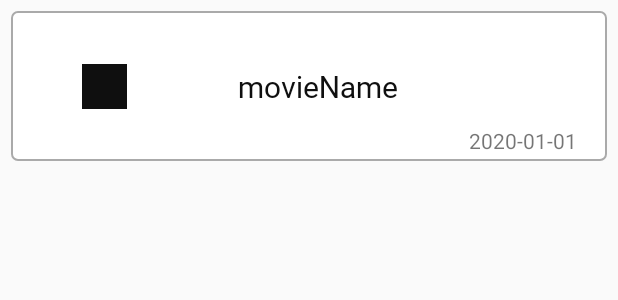
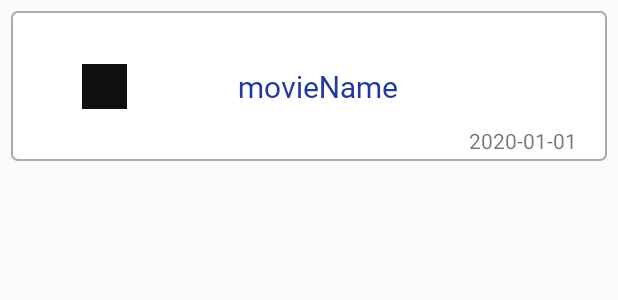
Before and after one commit to Jamong435/Dateapplication, an Android app: the layout recyclerview_item.xml on its own in the app's theme, with its tools: preview values and no code run, on a phone screen of 412 x 824 dp. Shown: the top 300 px of the screen. Run offline under Robolectric (Android 15) with nearby library versions, the phone set to English and light mode, and no system bars; network calls fail.

```diff
--- a/app/src/main/java/com/kim9212/dateapplication/MovieAdapter.java
+++ b/app/src/main/java/com/kim9212/dateapplication/MovieAdapter.java
@@ -54,7 +54,7 @@ public class MovieAdapter extends RecyclerView.Adapter<MovieAdapter.MyViewHolder
             //"rank", "movieNm", "openDt"은 Json파일에 저장되어 있던 key값
             tvRank.setText(item.get("rank").toString());
             tvMovieNm.setText(item.get("movieNm").toString());
-            tvOpenDt.setText(item.get("openDt").toString());
+            tvOpenDt.setText("누적매출:"+item.get("salesAmt").toString()+"원");
 
 
         }
--- a/app/src/main/res/layout/activity_time.xml
+++ b/app/src/main/res/layout/activity_time.xml
@@ -1,5 +1,5 @@
 <?xml version="1.0" encoding="utf-8"?>
-<androidx.constraintlayout.widget.ConstraintLayout xmlns:android="http://schemas.android.com/apk/res/android"
+<RelativeLayout xmlns:android="http://schemas.android.com/apk/res/android"
     xmlns:app="http://schemas.android.com/apk/res-auto"
     xmlns:tools="http://schemas.android.com/tools"
     android:layout_width="match_parent"
@@ -7,4 +7,4 @@
     tools:context=".TimeActivity">
 
 
-</androidx.constraintlayout.widget.ConstraintLayout>
+</RelativeLayout>
--- a/app/src/main/res/layout/recyclerview_item.xml
+++ b/app/src/main/res/layout/recyclerview_item.xml
@@ -26,7 +26,7 @@
         android:layout_height="wrap_content"
         android:textSize="20sp"
         android:fontFamily="@font/bold"
-        android:textColor="#f0000000"
+        android:textColor="#22389F"
         app:layout_constraintBottom_toBottomOf="parent"
         app:layout_constraintEnd_toEndOf="parent"
         app:layout_constraintHorizontal_bias="0.352"
```
